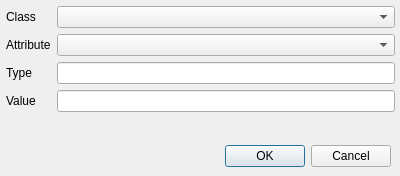
Shcherbich/QLdapEditor, file editor/ldapnewattributedialog.ui: the form before one commit.
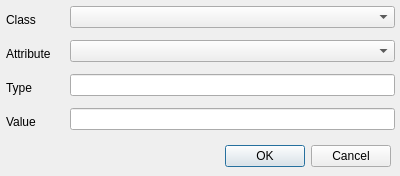
The form after the commit.

Commit message: Research differences in Qt elements look on different machines #58 - fix look for new/edit entity dialog - fix look for new attribute dialog - fix look of DIT (remove lines to root) version 0.5.52

Patch:
```diff
--- a/editor/ldapnewattributedialog.ui
+++ b/editor/ldapnewattributedialog.ui
@@ -62,6 +62,12 @@
      <height>142</height>
     </rect>
    </property>
+   <property name="minimumSize">
+    <size>
+     <width>0</width>
+     <height>28</height>
+    </size>
+   </property>
    <layout class="QFormLayout" name="formLayout">
     <property name="leftMargin">
      <number>6</number>
@@ -77,6 +83,12 @@
     </property>
     <item row="0" column="0">
      <widget class="QLabel" name="labelClass">
+      <property name="minimumSize">
+       <size>
+        <width>58</width>
+        <height>28</height>
+       </size>
+      </property>
       <property name="text">
        <string>Class</string>
       </property>
@@ -97,6 +109,12 @@
     </item>
     <item row="1" column="0">
      <widget class="QLabel" name="labelAttribute">
+      <property name="minimumSize">
+       <size>
+        <width>58</width>
+        <height>28</height>
+       </size>
+      </property>
       <property name="text">
        <string>Attribute</string>
       </property>
@@ -117,6 +135,12 @@
     </item>
     <item row="2" column="0">
      <widget class="QLabel" name="labelType">
+      <property name="minimumSize">
+       <size>
+        <width>58</width>
+        <height>28</height>
+       </size>
+      </property>
       <property name="text">
        <string>Type</string>
       </property>
@@ -140,6 +164,12 @@
     </item>
     <item row="3" column="0">
      <widget class="QLabel" name="labelValue">
+      <property name="minimumSize">
+       <size>
+        <width>58</width>
+        <height>28</height>
+       </size>
+      </property>
       <property name="text">
        <string>Value</string>
       </property>
```
The commit also changes 6 other files.
